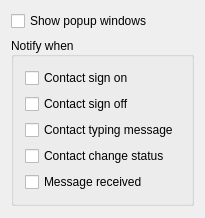
Winand/mqutim, file src/notifications/notificationslayersettings.ui: the form before one commit.
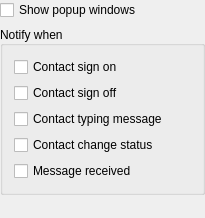
The form after the commit.

Patch:
```diff
--- a/src/notifications/notificationslayersettings.ui
+++ b/src/notifications/notificationslayersettings.ui
@@ -12,7 +12,10 @@
   <property name="windowTitle" >
    <string>NotificationsLayerSettings</string>
   </property>
-  <layout class="QVBoxLayout" name="verticalLayout_2" >
+  <layout class="QVBoxLayout" name="verticalLayout_2">
+   <property name="margin">
+    <number>0</number>
+   </property>
    <item>
     <widget class="QCheckBox" name="popupBox" >
      <property name="text" >
@@ -82,7 +85,7 @@
    </item>
   </layout>
  </widget>
- <layoutdefault spacing="6" margin="11" />
+ <layoutdefault spacing="6" margin="11"/>
  <resources/>
  <connections/>
 </ui>
```
Left out of the diff: 47 changed lines with no effect on the pictures.
